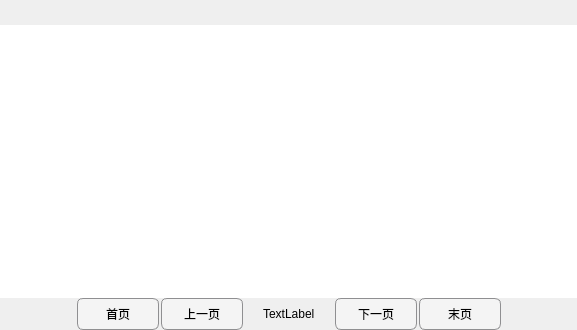
Qt form Demo/detableview.ui (13438120136/XDemo) before a commit.
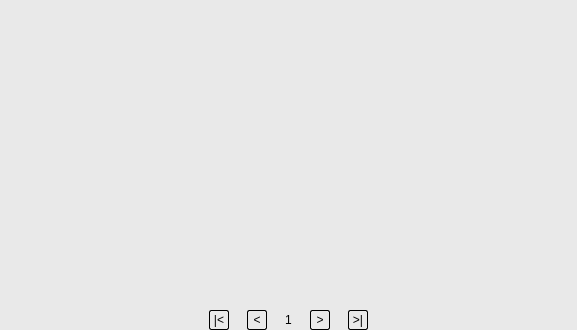
The same form after that commit.

What changed in the file:
```diff
--- a/Demo/detableview.ui
+++ b/Demo/detableview.ui
@@ -14,38 +14,35 @@
    <string>DeTableView</string>
   </property>
   <property name="styleSheet">
-   <string notr="true">QPushButton {
-    
-	font: 16pt &quot;新宋体&quot;;
-	background-color: rgb(244, 244, 244);
-     border: 1px solid #8f8f91;
-     border-radius: 6px;
-     min-width: 80px;
-     min-height: 30px;
- }
+   <string notr="true">QPushButton
+{
+     border: 1px solid black;
+     border-radius:2px;
+     min-width: 18px;
+     min-height: 18px;
+}
 
 QLabel
 {
-    padding-left:15px;
-    padding-right:15px;
-    min-width:40px;
+   font:14px &quot;微软雅黑&quot;;
 }
 
- QPushButton:pressed {
-	background-color: rgb(255, 255, 255);
- }
-
 QTableView
 {
-	font: bold 12pt &quot;宋体&quot;;
+	font: bold 13px &quot;微软雅黑&quot;;    
     border:none;
-	selection-background-color: rgb(66, 189, 170);
-	selection-color: rgb(254, 255, 253);
+    background-color: #E9E9E9;
+	selection-background-color: #42BDAA;
+	selection-color: #FFFFFF;
+}
+
+QTableView
+{
+	gridline-color: #E9E9E9;
 }
 
  QTableView QTableCornerButton::section
  {
-     background: white;
      border: 0px outset rgb(209, 209, 209);
      border-bottom-width:1px;
      border-right-width:1px;
@@ -54,21 +51,18 @@
 
 QHeaderView::section
 {
-	background-color: rgb(130, 130, 130);
-    color: rgb(255, 255, 255);
-    border: 0px solid white;
-	border-color: rgb(209, 209, 209);	
+    border:1px solid white;
+	background-color: #C2C2C2;    
+	color: rgb(255, 255, 255);    
 	border-top-width:0px;
 	border-bottom-width:1px;	
 	border-right-width:1px;
 	border-left-width:0px;
+    font:bold 14px &quot;微软雅黑&quot;;
+    min-height:32px;
+    border-color: #E9E9E9;
 }
-
-QHeaderView
-{
-   min-height:25px;
-   font: bold 12pt &quot;宋体&quot;;
-}</string>
+</string>
   </property>
   <layout class="QGridLayout" name="gridLayout_2">
    <property name="margin">
@@ -92,9 +86,12 @@
    </item>
    <item row="1" column="0">
     <widget class="QWidget" name="widget" native="true">
+     <property name="styleSheet">
+      <string notr="true">background-color: #E9E9E9;</string>
+     </property>
      <layout class="QGridLayout" name="gridLayout">
       <property name="horizontalSpacing">
-       <number>2</number>
+       <number>18</number>
       </property>
       <property name="verticalSpacing">
        <number>0</number>
@@ -118,38 +115,50 @@
       <item row="0" column="1">
        <widget class="QPushButton" name="firstBtn">
         <property name="text">
-         <string>首页</string>
+         <string>|&lt;</string>
         </property>
        </widget>
       </item>
       <item row="0" column="2">
        <widget class="QPushButton" name="prevBtn">
         <property name="text">
-         <string>上一页</string>
+         <string>&lt;</string>
         </property>
        </widget>
       </item>
       <item row="0" column="3">
        <widget class="QLabel" name="label">
+        <property name="sizePolicy">
+         <sizepolicy hsizetype="Preferred" vsizetype="Preferred">
+          <horstretch>0</horstretch>
+          <verstretch>0</verstretch>
+         </sizepolicy>
+        </property>
+        <property name="baseSize">
+         <size>
+          <width>0</width>
+          <height>0</height>
+         </size>
+        </property>
         <property name="styleSheet">
          <string notr="true">font: 10pt &quot;宋体&quot;;</string>
         </property>
         <property name="text">
-         <string>TextLabel</string>
+         <string>1</string>
         </property>
        </widget>
       </item>
       <item row="0" column="4">
        <widget class="QPushButton" name="nextBtn">
         <property name="text">
-         <string>下一页</string>
+         <string>&gt;</string>
         </property>
        </widget>
       </item>
       <item row="0" column="5">
        <widget class="QPushButton" name="lastBtn">
         <property name="text">
-         <string>末页</string>
+         <string>&gt;|</string>
         </property>
        </widget>
       </item>
```
Left out of the diff: 2 changed lines with no effect on the pictures.
